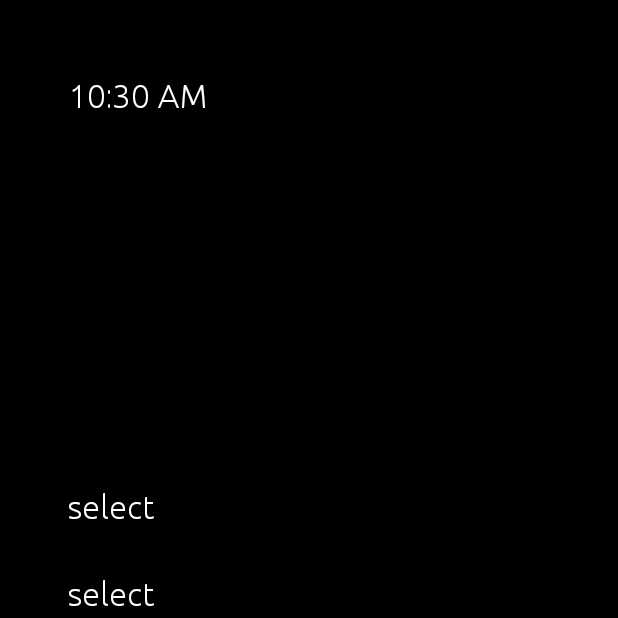
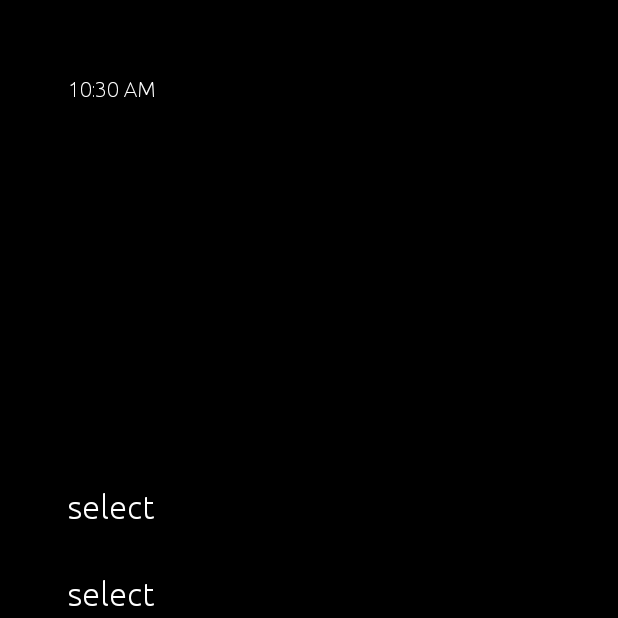
Before and after one commit to burhanuday/miny, an Android app: the screen it shows after launch (MainActivity), on a phone screen of 412 x 824 dp, the top half of it. Run offline under Robolectric (Android 15) with nearby library versions, the light colour scheme and no system bars.

Commit message:
added slight ui changes

```diff
--- a/app/src/main/java/com/appallure/miny/MainActivity.java
+++ b/app/src/main/java/com/appallure/miny/MainActivity.java
@@ -18,7 +18,7 @@ import com.appallure.miny.util.ViewPagerAdapter;
 
 
 public class MainActivity extends AppCompatActivity {
-    ViewPager viewPager;
+    public ViewPager viewPager;
 
     @Override
     protected void onCreate(Bundle savedInstanceState) {
--- a/app/src/main/java/com/appallure/miny/view/AllApps.java
+++ b/app/src/main/java/com/appallure/miny/view/AllApps.java
@@ -11,6 +11,7 @@ import android.os.Bundle;
 import androidx.fragment.app.Fragment;
 import androidx.recyclerview.widget.LinearLayoutManager;
 import androidx.recyclerview.widget.RecyclerView;
+import androidx.viewpager.widget.ViewPager;
 
 import android.text.Editable;
 import android.text.TextWatcher;
@@ -23,6 +24,7 @@ import android.view.inputmethod.InputMethodManager;
 import android.widget.EditText;
 import android.widget.Toast;
 
+import com.appallure.miny.MainActivity;
 import com.appallure.miny.R;
 import com.appallure.miny.inter.AppListOnClickListener;
 import com.appallure.miny.model.App;
@@ -111,6 +113,8 @@ public class AllApps extends Fragment implements AppListOnClickListener {
         if (mIntent != null) {
             try {
                 getContext().startActivity(mIntent);
+                MainActivity mainActivity = (MainActivity) getActivity();
+                mainActivity.viewPager.setCurrentItem(0, true);
             } catch (ActivityNotFoundException err) {
                 Toast t = Toast.makeText(getContext().getApplicationContext(), "App was not found!", Toast.LENGTH_SHORT);
                 t.show();
--- a/app/src/main/res/layout/fragment_home.xml
+++ b/app/src/main/res/layout/fragment_home.xml
@@ -15,6 +15,7 @@
         android:layout_marginLeft="15dp"
         android:layout_marginTop="25dp"
         android:textColor="@android:color/white"
+        android:textSize="14sp"
         app:layout_constraintStart_toStartOf="parent"
         app:layout_constraintTop_toTopOf="parent" />
 
--- a/app/src/main/res/layout/list_item_app.xml
+++ b/app/src/main/res/layout/list_item_app.xml
@@ -12,6 +12,7 @@
         android:id="@+id/tv_app_name"
         android:layout_width="0dp"
         android:layout_height="wrap_content"
+        android:alpha="0.7"
         android:text="TextView"
         android:textColor="@color/red"
         app:layout_constraintEnd_toEndOf="parent"
```
